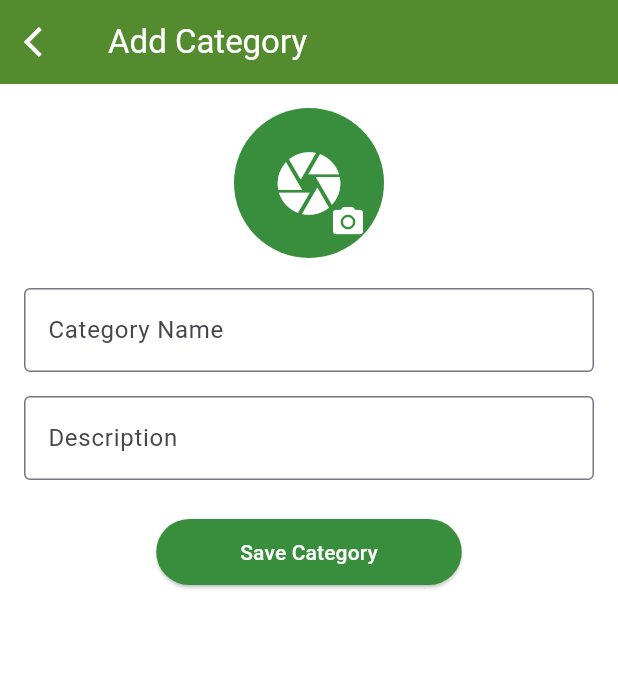
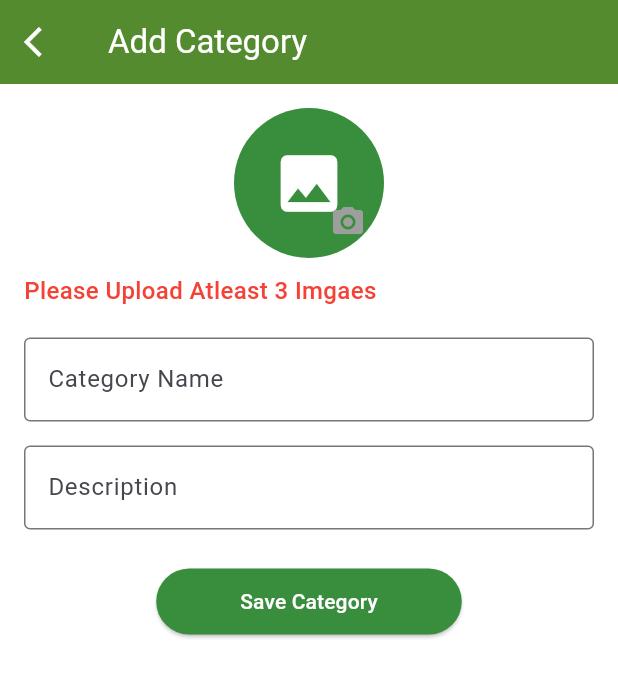
Before and after one commit to ManojkumarS7/maligaijaman, a Flutter app: the AddCategoryPage screen opened directly, on a phone screen of 412 x 824 dp. Shown: the top 677 px of the screen. Run offline on Flutter 3.47's test engine with Material 3 defaults, Android fonts, the phone set to English and light mode, and no system bars; our stand-ins replace flutter_secure_storage, geocoding, geolocator, google_fonts, image_picker, location and 4 more; missing offline and left inert: easy_upi_payment, razorpay_flutter; accounts and stored records are empty; network calls fail.

Commit message:
Updated Work

```diff
--- a/lib/Admin/adminAddCategory_page.dart
+++ b/lib/Admin/adminAddCategory_page.dart
@@ -175,20 +175,23 @@ class _AddCategoryPageState extends State<AddCategoryPage> {
                           ? FileImage(avatarImage!)
                           : null,
                       child: avatarImage == null
-                          ? Icon(Icons.camera, size: 50, color: Colors.white,)
+                          ? Icon(Icons.image, size: 50, color: Colors.white,)
                           : null,
                     ),
                     Positioned(
                       bottom: 0,
                       right: 0,
                       child: IconButton(
-                        icon: Icon(Icons.camera_alt, color: Colors.white,),
+                        icon: Icon(Icons.camera_alt, color: Colors.grey),
                         onPressed: _pickImage,
                       ),
                     ),
                   ],
                 ),
               ),
+             SizedBox(height: 10),
+
+              Text('Please Upload Atleast 3 Imgaes', style: TextStyle(fontWeight: FontWeight.w500, fontSize: 16, color: Colors.red)),
               SizedBox(height: 20),
 
               // Category Name
```
Also changed, not shown: lib/Users/cart_page.dart (+1 -17 lines), lib/Users/order_DetailScreen.dart (+83 -36 lines).
